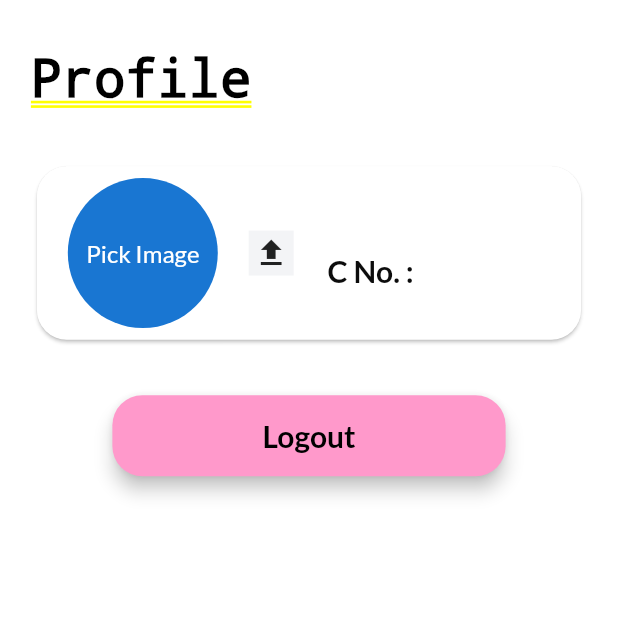
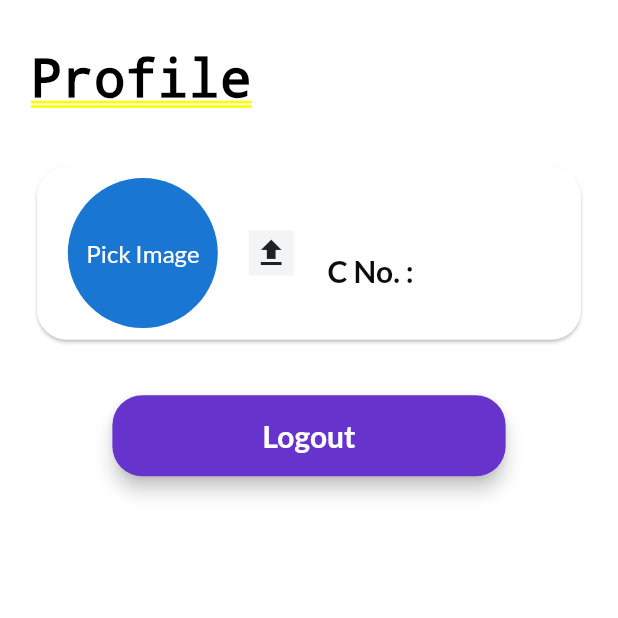
Before and after one commit to SqueezedLemon/Votiface, a Flutter app: the AccountScreen screen opened by its route, on a phone screen of 412 x 824 dp, the top half of it. Run offline on Flutter 3.47's test engine with Material 2 defaults, Android fonts, the light colour scheme and no system bars; our stand-ins replace cloud_firestore, firebase_auth, firebase_core, firebase_storage, fluttertoast, image_picker and 2 more; missing offline and left inert: web3dart; accounts and stored records are empty; network calls fail; project files that could hold a hidden picture were left out.

Commit message:
small changes

```diff
--- a/lib/screens/account/account_screen.dart
+++ b/lib/screens/account/account_screen.dart
@@ -218,7 +218,7 @@ class _AccountScreenState extends State<AccountScreen> {
     final logoutButton = Material(
       elevation: 5,
       borderRadius: BorderRadius.circular(20),
-      color: kColor3,
+      color: kColor2,
       child: Container(
         child: MaterialButton(
           padding: const EdgeInsets.fromLTRB(100, 15, 100, 15),
@@ -227,7 +227,7 @@ class _AccountScreenState extends State<AccountScreen> {
             "Logout",
             textAlign: TextAlign.center,
             style: TextStyle(
-                fontSize: 20, color: Colors.black, fontWeight: FontWeight.bold),
+                fontSize: 20, color: Colors.white, fontWeight: FontWeight.bold),
           ),
         ),
       ),
```
Also changed, not shown: lib/screens/wallet_info/wallet_info.dart (+1 -18 lines), pubspec.lock.
